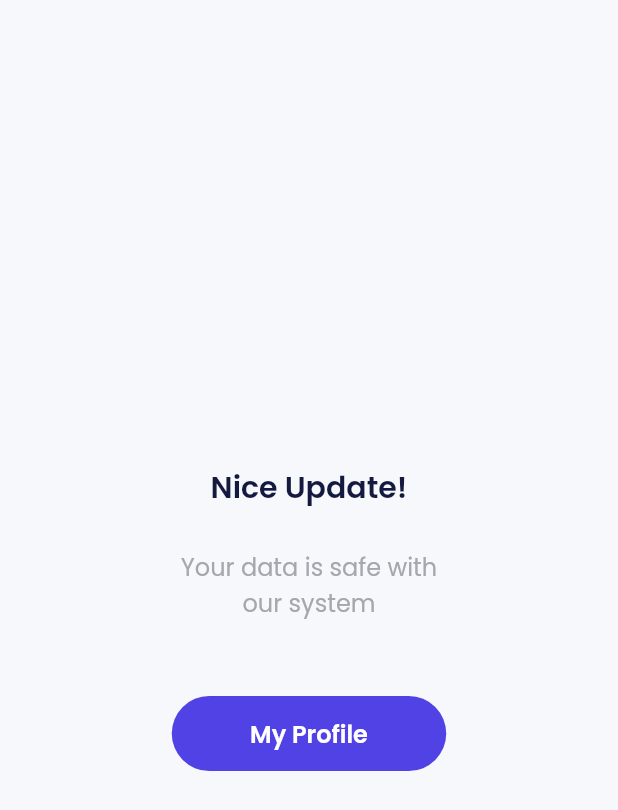
After one commit to ryanseptiyanto/bank_sha, a Flutter app: the ProfileEditPage screen opened by its route, after a tap on "Update Now", on a phone screen of 412 x 824 dp. The commit adds this screen. Shown: the top 810 px of the screen. Run offline on Flutter 3.47's test engine with Material 2 defaults, Android fonts, the phone set to English and light mode, and no system bars; our stand-ins replace carousel_slider, google_fonts.

Commit message:
menambah edit profile, edit pin, dan sukses edit

```diff
--- a/lib/main.dart
+++ b/lib/main.dart
@@ -2,6 +2,9 @@ import 'package:bank_sha/shared/theme.dart';
 import 'package:bank_sha/ui/pages/home_page.dart';
 import 'package:bank_sha/ui/pages/onboarding_page.dart';
 import 'package:bank_sha/ui/pages/pin_page.dart';
+import 'package:bank_sha/ui/pages/profile_edit_page.dart';
+import 'package:bank_sha/ui/pages/profile_edit_pin_page.dart';
+import 'package:bank_sha/ui/pages/profile_edit_success_page.dart';
 import 'package:bank_sha/ui/pages/profile_page.dart';
 import 'package:bank_sha/ui/pages/sign_in_page.dart';
 import 'package:bank_sha/ui/pages/sign_up_page.dart';
@@ -46,6 +49,9 @@ class MyApp extends StatelessWidget {
         '/home': (context) => const HomePage(),
         '/profile': (context) => const ProfilePage(),
         '/pin': (context) => const PinPage(),
+        '/profile-edit': (context) => const ProfileEditPage(),
+        '/profile-edit-pin': (context) => const ProfileEditPinPage(),
+        '/profile-edit-success': (context) => const ProfileEditSuccessPage(),
       },
     );
   }
--- a/lib/ui/pages/pin_page.dart
+++ b/lib/ui/pages/pin_page.dart
@@ -17,6 +17,10 @@ class _PinPageState extends State<PinPage> {
       setState(() {
         pinController.text = pinController.text + number;
       });
+    }
+
+    if (pinController.text == '123123') {
+      Navigator.pop(context, true);
     }
   }
 
--- /dev/null
+++ b/lib/ui/pages/profile_edit_page.dart
@@ -0,0 +1,73 @@
+import 'package:bank_sha/shared/theme.dart';
+import 'package:bank_sha/ui/widgets/buttons.dart';
+import 'package:bank_sha/ui/widgets/form.dart';
+import 'package:flutter/material.dart';
+
+class ProfileEditPage extends StatelessWidget {
+  const ProfileEditPage({Key? key}) : super(key: key);
+
+  @override
+  Widget build(BuildContext context) {
+    return Scaffold(
+      appBar: AppBar(
+        title: const Text(
+          'Edit Profile',
+        ),
+      ),
+      body: ListView(
+        padding: const EdgeInsets.symmetric(
+          horizontal: 24,
+        ),
+        children: [
+          const SizedBox(
+            height: 30,
+          ),
+          Container(
+            padding: const EdgeInsets.all(22),
+            decoration: BoxDecoration(
+              borderRadius: BorderRadius.circular(20),
+              color: whiteColor,
+            ),
+            child: Column(
+              crossAxisAlignment: CrossAxisAlignment.start,
+              children: [
+                const CustomFormField(
+                  title: 'Username',
+                ),
+                const SizedBox(
+                  height: 16,
+                ),
+                const CustomFormField(
+                  title: 'Full Name',
+                ),
+                const SizedBox(
+                  height: 16,
+                ),
+                const CustomFormField(
+                  title: 'Email Address',
+                ),
+                const SizedBox(
+                  height: 16,
+                ),
+                const CustomFormField(
+                  title: 'Password',
+                  obscureText: true,
+                ),
+                const SizedBox(
+                  height: 30,
+                ),
+                CustomFilledButton(
+                  title: 'Update Now',
+                  onPressed: () {
+                    Navigator.pushNamedAndRemoveUntil(
+                        context, '/profile-edit-success', (route) => false);
+                  },
+                ),
+              ],
+            ),
+          ),
+        ],
+      ),
+    );
+  }
+}
--- /dev/null
+++ b/lib/ui/pages/profile_edit_success_page.dart
@@ -0,0 +1,49 @@
+import 'package:bank_sha/shared/theme.dart';
+import 'package:bank_sha/ui/widgets/buttons.dart';
+import 'package:flutter/material.dart';
+
+class ProfileEditSuccessPage extends StatelessWidget {
+  const ProfileEditSuccessPage({Key? key}) : super(key: key);
+
+  @override
+  Widget build(BuildContext context) {
+    return Scaffold(
+      body: Center(
+        child: Column(
+          mainAxisAlignment: MainAxisAlignment.center,
+          children: [
+            Text(
+              'Nice Update!',
+              style: blackTextStyle.copyWith(
+                fontSize: 20,
+                fontWeight: semiBold,
+              ),
+              textAlign: TextAlign.center,
+            ),
+            const SizedBox(
+              height: 26,
+            ),
+            Text(
+              'Your data is safe with\nour system',
+              style: greyTextStyle.copyWith(
+                fontSize: 16,
+              ),
+              textAlign: TextAlign.center,
+            ),
+            const SizedBox(
+              height: 50,
+            ),
+            CustomFilledButton(
+              width: 183,
+              title: 'My Profile',
+              onPressed: () {
+                Navigator.pushNamedAndRemoveUntil(
+                    context, '/profile', (route) => false);
+              },
+            ),
+          ],
+        ),
+      ),
+    );
+  }
+}
```
Also changed, not shown: lib/ui/pages/profile_edit_pin_page.dart (added, +60 -0 lines), lib/ui/pages/profile_page.dart (+9 -3 lines).
